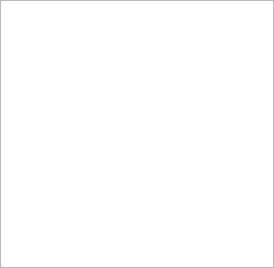
The window that Plugin-Datacontrol/toolbox.ui (ShenRen/OpenFlipper) describes before a commit, drawn with Qt 5.
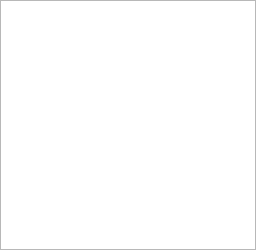
The same window after the commit. Custom widgets are drawn as their Qt base class.

Commit message: Removed unnecessary geometry property from toolbox.

The edit to the form file:
```diff
--- a/Plugin-Datacontrol/toolbox.ui
+++ b/Plugin-Datacontrol/toolbox.ui
@@ -2,14 +2,6 @@
 <ui version="4.0">
  <class>dctoolbox</class>
  <widget class="QWidget" name="dctoolbox">
-  <property name="geometry">
-   <rect>
-    <x>0</x>
-    <y>0</y>
-    <width>274</width>
-    <height>268</height>
-   </rect>
-  </property>
   <property name="windowTitle">
    <string>Form</string>
   </property>
```
